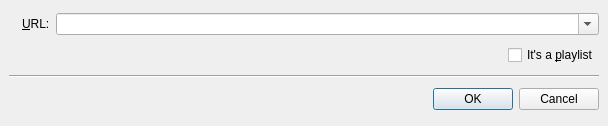
Old version of the form src/inputurl.ui in the repository wilbert2000/wzplayer.
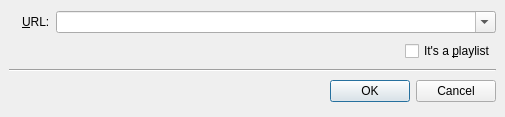
New version of the form. Icons and pictures are not drawn.

Commit message: Limit the width of the input url dialog.

```diff
--- a/src/inputurl.ui
+++ b/src/inputurl.ui
@@ -5,8 +5,8 @@
    <rect>
     <x>0</x>
     <y>0</y>
-    <width>608</width>
-    <height>126</height>
+    <width>505</width>
+    <height>117</height>
    </rect>
   </property>
   <property name="windowTitle" >
@@ -16,7 +16,19 @@
    <property name="margin" >
     <number>9</number>
    </property>
-   <property name="spacing" >
+   <property name="topMargin" >
+    <number>9</number>
+   </property>
+   <property name="rightMargin" >
+    <number>9</number>
+   </property>
+   <property name="bottomMargin" >
+    <number>9</number>
+   </property>
+   <property name="horizontalSpacing" >
+    <number>6</number>
+   </property>
+   <property name="verticalSpacing" >
     <number>6</number>
    </property>
    <item row="1" column="1" >
@@ -95,6 +107,12 @@
          <verstretch>0</verstretch>
         </sizepolicy>
        </property>
+       <property name="editable" >
+        <bool>true</bool>
+       </property>
+       <property name="sizeAdjustPolicy" >
+        <enum>QComboBox::AdjustToMinimumContentsLength</enum>
+       </property>
       </widget>
      </item>
     </layout>
```
Left out of the diff: 27 changed lines with no effect on the pictures. The commit also changes 1 other file.
